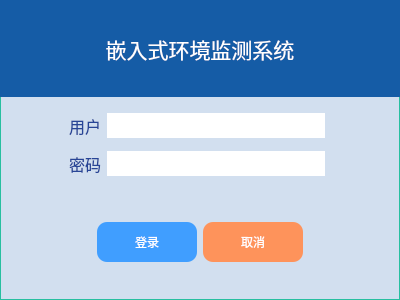
CodePupil-min/eems, file dialog_login.ui: the form before one commit.
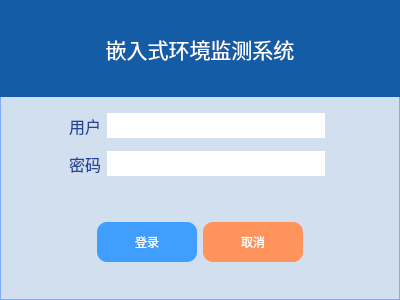
The form after the commit.

Patch:
```diff
--- a/dialog_login.ui
+++ b/dialog_login.ui
@@ -21,7 +21,7 @@
   </property>
   <property name="styleSheet">
    <string notr="true">#dialog_login{
-border:1px solid #28BFA0;
+border:1px solid #7EABFF;
 background-color:#D2DFEF;
 }</string>
   </property>
```
